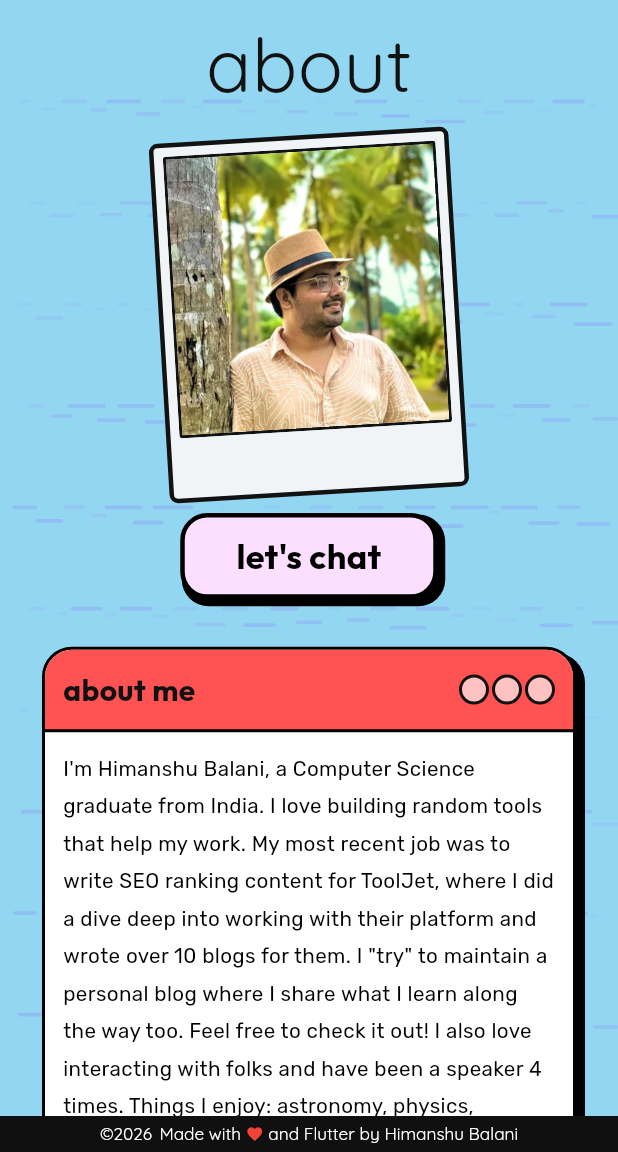
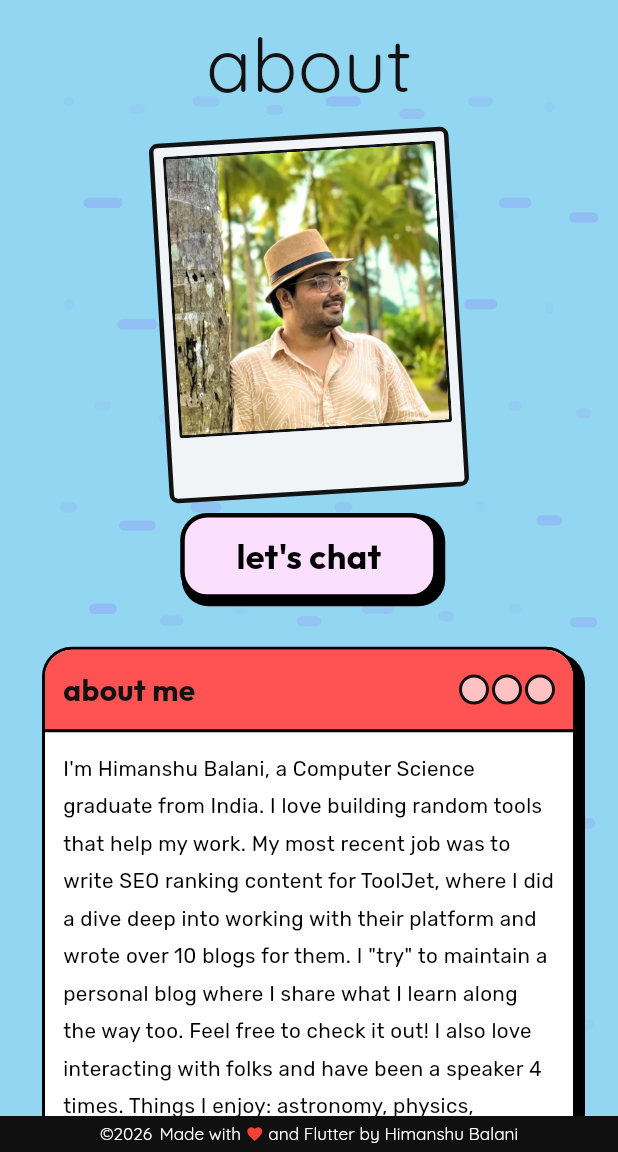
Before and after one commit to himanshubalani/portfolio_source, a Flutter app: the screen it shows after launch, after a tap on "Himanshu Balani ↵", on a phone screen of 412 x 824 dp, the part 84-1236 px from its top. Run offline on Flutter 3.47's test engine with Material 3 defaults, Android fonts, the phone set to English and light mode, and no system bars; drawn by our look-alikes of auto_size_text; our stand-ins replace flutter_screenutil, flutter_svg, font_awesome_flutter, get, google_fonts, simple_icons; missing offline and left inert: timeline_list; network calls fail.

Commit message:
refactor: optimize mobile UI with reduced animations and improved accessibility
- Reduced animated pill background columns from 24 to 8 for better mobile performance
- Added clickable title in mobile appbar to navigate to home page
- Updated color palette with new irish green color
- Improved text clarity in YouTube videos section
- Enhanced mobile responsiveness across all pages (about, contact, home, projects)

```diff
--- a/lib/consts/style.dart
+++ b/lib/consts/style.dart
@@ -178,6 +178,7 @@ class AppColors {
   // Fourth row of colors
   static const Color royalBlue = Color(0xFF8DA6F5);
   static const Color lightSeafoamGreen = Color(0xFF8ADEEF);
+  static const Color irishGreen = Color(0xFF09AC06);
   static const Color oliveGreen = Color(0xFF7FBC8C);
   static const Color rustyOrange = Color(0xFFE3A018);
   static const Color darkRed = Color(0xFFFF6B6B);
--- a/lib/pages/about.dart
+++ b/lib/pages/about.dart
@@ -55,7 +55,7 @@ class _AboutPageState extends State<AboutPage> {
             children: [
               AnimatedPillsBackground(
                 rows: 10,
-                columns: 24,
+                columns: 20,
                 color: AppColors.toolJetBlue.withValues(alpha: 0.2),
                 duration: const Duration(seconds: 4),
               ),
@@ -212,9 +212,9 @@ class _AboutPageState extends State<AboutPage> {
   Widget mobileAboutpage() {
     return Stack(
       children: [
-        const AnimatedPillsBackground(
+        AnimatedPillsBackground(
           rows: 10,
-          columns: 24,
+          columns: 8,
           color: AppColors.royalBlue,
           duration: Duration(seconds: 4),
         ),
--- a/lib/pages/homepage.dart
+++ b/lib/pages/homepage.dart
@@ -241,7 +241,7 @@ class _HomePageState extends State<HomePage> {
       children: [
         const AnimatedPillsBackground(
           rows: 10,
-          columns: 24,
+          columns: 8,
           color: AppColors.discord,
           duration: Duration(seconds: 4),
         ),
--- a/lib/pages/projects.dart
+++ b/lib/pages/projects.dart
@@ -196,7 +196,7 @@ class _ProjectsState extends State<Projects> {
       children: [
         const AnimatedPillsBackground(
           rows: 10,
-          columns: 24,
+          columns: 8,
           color: AppColors.rustyOrange,
           duration: Duration(seconds: 4),
         ),
--- a/lib/presentation/mobileappbar.dart
+++ b/lib/presentation/mobileappbar.dart
@@ -26,12 +26,15 @@ class MobileAppbar extends StatelessWidget implements PreferredSizeWidget {
         scrolledUnderElevation: 10,
         backgroundColor: bgColor, // Dynamic Background
         elevation: 0,
-        title: AutoSizeText(
-          'himanshubalani',
-          style: TextStyle(
-            color: fgColor, // Dynamic Text
-            fontSize: 20,
-            fontWeight: FontWeight.bold,
+        title: InkWell(
+          onTap: () => Get.offAllNamed('/home'),
+          child: AutoSizeText(
+            'himanshubalani',
+            style: TextStyle(
+              color: fgColor, // Dynamic Text
+              fontSize: 20,
+              fontWeight: FontWeight.bold,
+            ),
           ),
         ),
         shape: RoundedRectangleBorder(
--- a/lib/widgets/ytvideos.dart
+++ b/lib/widgets/ytvideos.dart
@@ -108,11 +108,11 @@ class _YtClipsState extends State<YtClips> {
           top: 0,
           left: 0,
           child: Transform.rotate(
-            angle: -0.16,
+            angle: -0.12,
             child: SvgPicture.asset(
               'assets/images/inthewildbanner.svg',
               fit: BoxFit.cover,
-              width: 50.w,
+              width: 55.w,
             ),
           ),
         ),
@@ -157,7 +157,7 @@ class _YtClipsState extends State<YtClips> {
                   child: Padding(
                     padding: const EdgeInsets.symmetric(horizontal: 16, vertical: 12),
                     child: Text(
-                      "I've been a small part of some streams. Here are the ones available on YouTube.",
+                     "I’ve appeared in a few live streams over the years. Here are some available on YouTube.",
                       textAlign: TextAlign.right,
                       style: TextStyle(
                         fontFamily: GoogleFonts.rubik().fontFamily,
@@ -249,7 +249,7 @@ class SectionDescription extends StatelessWidget {
       child: Align(
         alignment: Alignment.bottomRight,
         child: Text(
-          "I've been a small part of some streams. Here are the ones available on YouTube.",
+          "I’ve appeared in a few live streams over the years. Here are some available on YouTube.",
           textAlign: TextAlign.right,
           style: TextStyle(
             fontFamily: GoogleFonts.rubik().fontFamily,
```
Also changed, not shown: lib/pages/contact.dart (+4 -3 lines).
